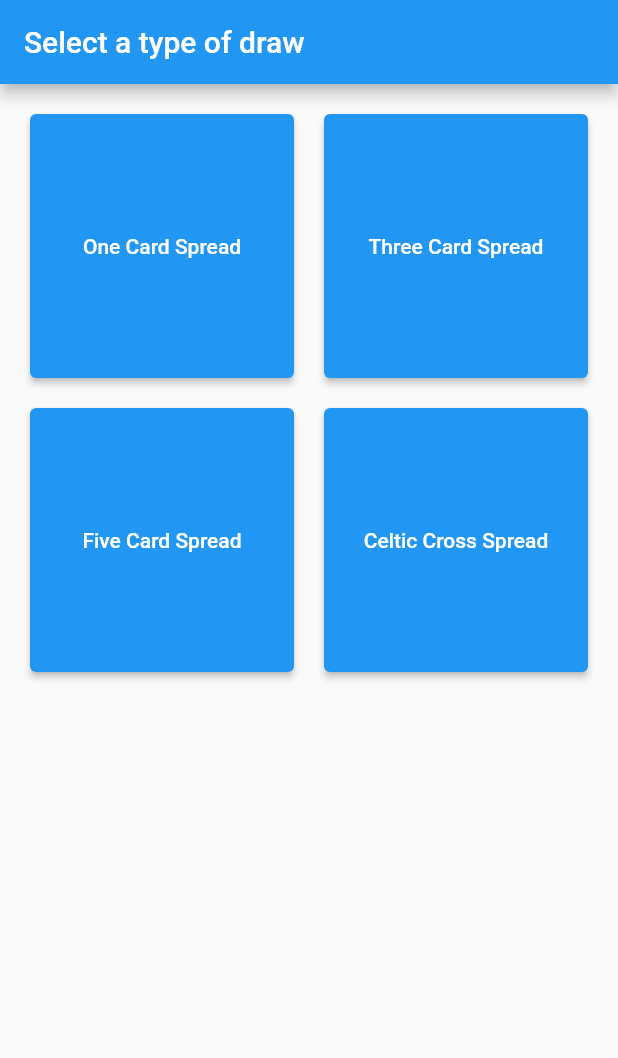
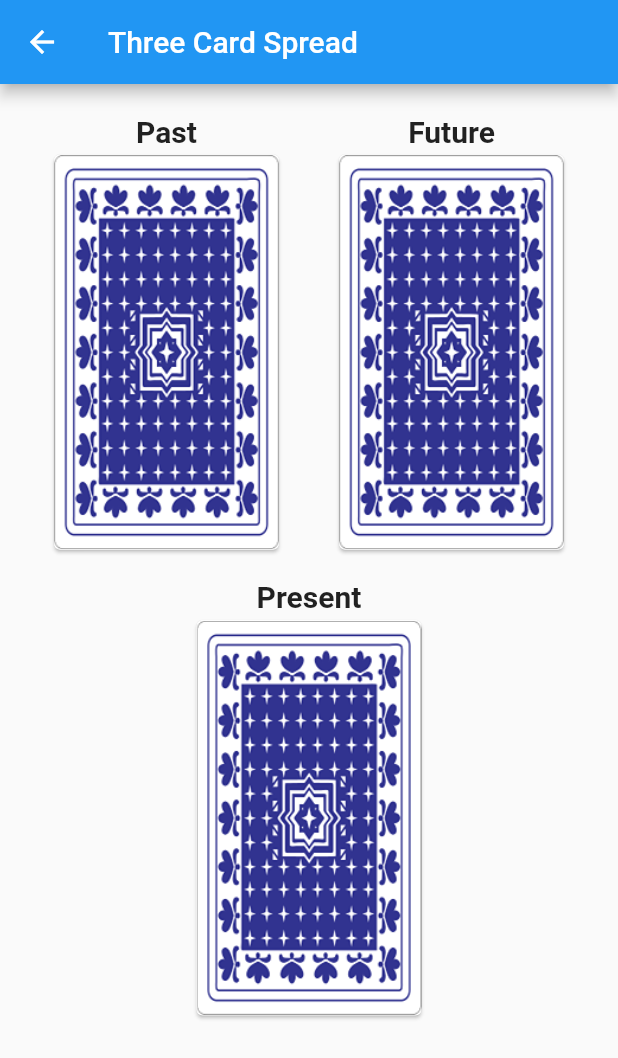
Before and after one commit to anhadpreetsingh/TarotApp, a Flutter app: the screen it shows after launch, after a tap on "Three Card Spread", on a phone screen of 412 x 824 dp. Shown: the top 1058 px of the screen. Run offline on Flutter 3.47's test engine with Material 2 defaults, Android fonts, the phone set to English and light mode, and no system bars.

Commit message:
Three Card Spread is functional

```diff
--- a/lib/main.dart
+++ b/lib/main.dart
@@ -1,4 +1,5 @@
 import 'package:flutter/material.dart';
+import 'package:tarot/screens/three_card.dart';
 import 'package:tarot/screens/types.dart';
 import 'package:tarot/screens/one_card.dart';
 import 'package:flutter/services.dart';
@@ -20,8 +21,9 @@ class MyApp extends StatelessWidget {
     return MaterialApp(
       initialRoute: '/',
       routes: {
-        '/': (context) => Types(cards: cards,),
+        '/':(context) => Types(cards: cards,),
         '/one_card':(context) => OneCard(cards: cards,),
+        '/three_card':(context) => ThreeCard(cards: cards,)
       },
     );
   }
--- a/lib/screens/one_card.dart
+++ b/lib/screens/one_card.dart
@@ -48,7 +48,8 @@ class _OneCardState extends State<OneCard> {
                       height: 351.33,
                       child: Image(
                         image: AssetImage(card.imagePath),
-                        fit: BoxFit.contain,),
+                        fit: BoxFit.contain,
+                      ),
                     ),
                   ),
                 ),
--- /dev/null
+++ b/lib/screens/three_card.dart
@@ -0,0 +1,161 @@
+import 'package:flutter/material.dart';
+import 'package:tarot/classes/tarot_card.dart';
+import 'dart:math';
+
+class ThreeCard extends StatefulWidget {
+  final List<TarotCard> cards;
+  _ThreeCardState createState() => _ThreeCardState(cards: cards);
+  ThreeCard({required this.cards});
+}
+
+class _ThreeCardState extends State<ThreeCard> {
+
+  TarotCard cardPast = TarotCard(name: 'Card Back', imagePath: 'assets/cards/card_back.png', description: 'none', positive: 'positive', negative: 'negative');
+  TarotCard cardPresent = TarotCard(name: 'Card Back', imagePath: 'assets/cards/card_back.png', description: 'none', positive: 'positive', negative: 'negative');
+  TarotCard cardFuture = TarotCard(name: 'Card Back', imagePath: 'assets/cards/card_back.png', description: 'none', positive: 'positive', negative: 'negative');
+  String description = '';
+  String positive = '';
+  String negative = '';
+  bool showCardPast = false;
+  bool showCardPresent = false;
+  bool showCardFuture = false;
+
+  final List<TarotCard> cards;
+  List<TarotCard> cardsCopy;
+  _ThreeCardState({required this.cards})
+    : cardsCopy = List.from(cards);
+
+  void revealCard(TarotCard curCard) {
+    setState(() {
+      if(curCard.name == 'Card Back') {
+        Random random = Random();
+        int rand = random.nextInt(cardsCopy.length);
+        description = cardsCopy[rand].description;
+        positive = cardsCopy[rand].positive;
+        negative = cardsCopy[rand].negative;
+        if(curCard == cardPast) {
+          cardPast = cardsCopy[rand];
+        }
+        else if(curCard == cardFuture) {
+          cardFuture = cardsCopy[rand];
+        }
+        else if (curCard == cardPresent) {
+          cardPresent = cardsCopy[rand];
+        }
+        cardsCopy.removeAt(rand);
+      }
+      else {
+        description = curCard.description;
+        positive = curCard.positive;
+        negative = curCard.negative;
+      }
+    });
+  }
+
+  @override
+  Widget build(BuildContext context) {
+    return Scaffold(
+      appBar: AppBar(title: const Text('Three Card Spread'),),
+      body: SingleChildScrollView(
+        child:
+        Padding(padding: const EdgeInsets.all(20.0),
+          child: Column(
+            children: [
+              Row(
+                mainAxisAlignment: MainAxisAlignment.spaceBetween,
+                children: [
+                  const Spacer(),
+                  Column(
+                    children: [
+                      const Text('Past', style: TextStyle(fontWeight: FontWeight.bold, fontSize: 20.0),),
+                      if(cardPast.name != 'Card Back') ...[
+                        Text(cardPast.name, style: const TextStyle(fontWeight: FontWeight.bold,),)
+                      ],
+                      InkWell(
+                      onTap: () {
+                        revealCard(cardPast);
+                      },
+                      child: Card(
+                        child: Container(
+                          width: 150,
+                          height: 263.5,
+                          child: Image(
+                            image: AssetImage(cardPast.imagePath),
+                            fit: BoxFit.contain,
+                          ),
+                        ),
+                      ),
+                    ),
+                    ]
+                  ),
+
+                  const SizedBox(width: 32.0,),
+
+                  Column(
+                    children: [
+                      const Text('Future', style: TextStyle(fontWeight: FontWeight.bold, fontSize: 20.0),),
+                      if(cardFuture.name != 'Card Back') ...[
+                        Text(cardFuture.name, style: const TextStyle(fontWeight: FontWeight.bold,),)
+                      ],
+                      InkWell(
+                        onTap: () {
+                          revealCard(cardFuture);
+                        },
+                        child: Card(
+                          child: Container(
+                            width: 150,
+                            height: 263.5,
+                            child: Image(
+                              image: AssetImage(cardFuture.imagePath),
+                              fit: BoxFit.contain,
+                            ),
+                          ),
+                        ),
+                      ),
+                    ],
+                  ),
+                  const Spacer()
+                ],
+              ),
+              const SizedBox(height: 16.0,),
+              Column(
+                children: [
+                  const Text('Present', style: TextStyle(fontWeight: FontWeight.bold, fontSize: 20.0),),
+                  if(cardPresent.name != 'Card Back') ...[
+                        Text(cardPresent.name, style: const TextStyle(fontWeight: FontWeight.bold,),)
+                      ],
+                  InkWell(
+                    onTap: () {
+                      revealCard(cardPresent);
+                    },
+                    child: Card(
+                      child: Container(
+                        width: 150,
+                        height: 263.5,
+                        child: Image(
+                          image: AssetImage(cardPresent.imagePath),
+                          fit: BoxFit.contain,
+                        ),
+                      ),
+                    ),
+                  ),
+                  if(description != '') ...[
+                    const SizedBox(height: 16.0,),
+                    const Text('Description', style: TextStyle(fontWeight: FontWeight.bold),),
+                    Text(description, textAlign: TextAlign.center,),
+                    const SizedBox(height: 16.0, ),
+                    const Text('Positive', style: TextStyle(fontWeight: FontWeight.bold),),
+                    Text(positive, textAlign: TextAlign.center,),
+                    const SizedBox(height: 16.0,),
+                    const Text('Negative', style: TextStyle(fontWeight: FontWeight.bold),),
+                    Text(negative, textAlign: TextAlign.center,),
+                  ]
+                ],
+              ),
+            ],
+          ),
+        ),
+      ),
+    );
+  }
+}
--- a/lib/screens/types.dart
+++ b/lib/screens/types.dart
@@ -19,7 +19,8 @@ class Types extends StatelessWidget {
             Navigator.pushNamed(context, '/one_card');
           }, child: const Text('One Card Spread')),
           ElevatedButton(onPressed: () {
-
+            print(cards.length);
+            Navigator.pushNamed(context, '/three_card');
           }, child: const Text('Three Card Spread')),
           ElevatedButton(onPressed: () {
 
```
